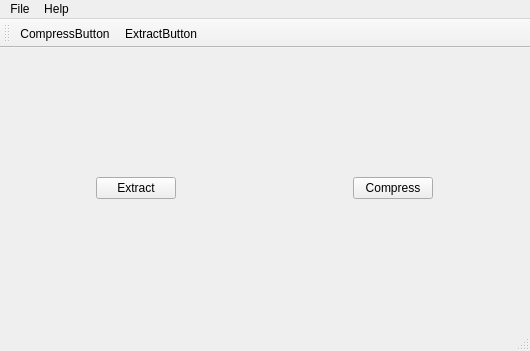
Above: src/mainwindow.ui from berv-uni-project/Frog-Archiver before the change. Below: the same form after it.
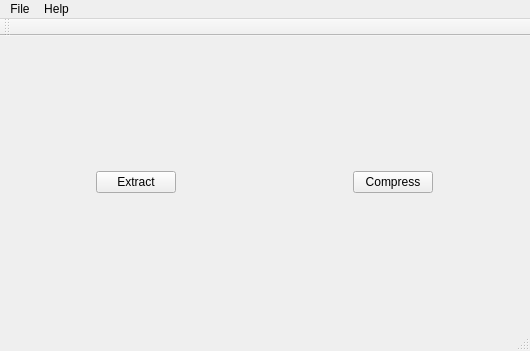
That is the form after the change. Icons and pictures are not drawn.

Commit message: connect Actions and use the menu ones in the toolbar

```diff
--- a/src/mainwindow.ui
+++ b/src/mainwindow.ui
@@ -95,8 +95,6 @@
    <attribute name="toolBarBreak">
     <bool>false</bool>
    </attribute>
-   <addaction name="actionCompressButton"/>
-   <addaction name="actionExtractButton"/>
   </widget>
   <widget class="QStatusBar" name="statusBar"/>
   <action name="actionAbout">
```
Left out of the diff: 2 changed lines with no effect on the pictures. The commit also changes 2 other files.
